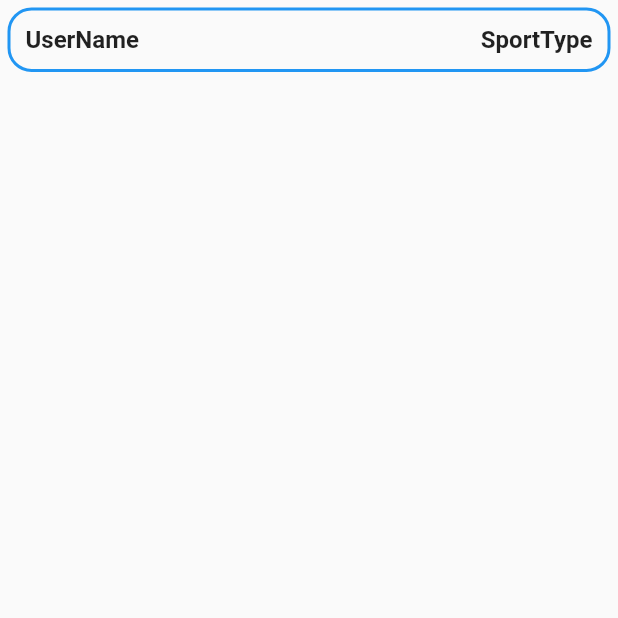
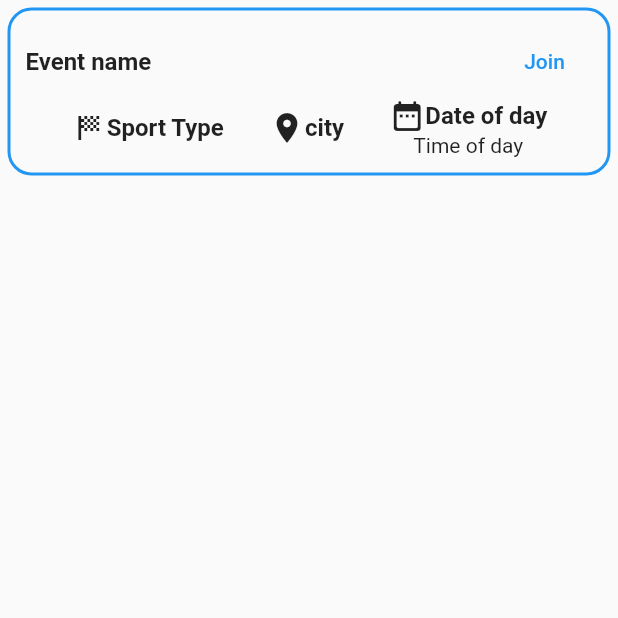
Before and after one commit to yusufabdo20/sporty, a Flutter app: the screen it shows after launch, on a phone screen of 412 x 824 dp, the top half of it. Run offline on Flutter 3.47's test engine with Material 2 defaults, Android fonts, the phone set to English and light mode, and no system bars; our stand-ins replace animated_splash_screen, firebase_core; accounts and stored records are empty.

Commit message:
creat event widget

```diff
--- a/lib/screens/home_screen.dart
+++ b/lib/screens/home_screen.dart
@@ -1,4 +1,7 @@
 import 'package:flutter/material.dart';
+
+import '../widgets/custom_button.dart';
+import '../widgets/custom_event_item.dart';
 
 class HomeScreen extends StatelessWidget {
   const HomeScreen({super.key});
@@ -8,40 +11,14 @@ class HomeScreen extends StatelessWidget {
   Widget build(BuildContext context) {
     return Scaffold(
       body: SafeArea(
-        child: Column(
+        child: ListView(
           children: [
-            Center(
-              child: Container(
-                margin: const EdgeInsets.all(5),
-                padding: const EdgeInsets.all(10),
-                decoration: BoxDecoration(
-                  borderRadius: BorderRadius.all(Radius.circular(16)),
-                    border: Border.all(
-                  color: Colors.blue,
-                  width: 2.0,
-                )),
-                child: const Column(
-                  mainAxisAlignment: MainAxisAlignment.center,
-                  children: [
-                    Row(
-                      mainAxisAlignment: MainAxisAlignment.spaceBetween,
-                      children: [
-                        Text(
-                          "UserName",
-                          style: TextStyle(
-                              fontWeight: FontWeight.bold, fontSize: 16),
-                        ),
-                        Text(
-                          "SportType",
-                          style: TextStyle(
-                              fontWeight: FontWeight.bold, fontSize: 16),
-                        ),
-                      ],
-                    ),
-                  ],
-                ),
-              ),
-            ),
+            EventItem(
+                eventName: "Event name",
+                sportType: "Sport Type",
+                city: "city",
+                date: "Date of day",
+                time: "Time of day"),
           ],
         ),
       ),
--- /dev/null
+++ b/lib/widgets/custom_event_item.dart
@@ -0,0 +1,94 @@
+
+import 'package:flutter/material.dart';
+
+class EventItem extends StatelessWidget {
+   EventItem({
+    super.key,
+    required this.eventName ,
+    required this.sportType ,
+    required this.city ,
+    required this.date ,
+    required this.time ,
+  });
+String eventName;
+String sportType;
+String city;
+String date;
+String time;
+
+  @override
+  Widget build(BuildContext context) {
+    return Container(
+      margin: const EdgeInsets.all(5),
+      padding: const EdgeInsets.all(10),
+      decoration: BoxDecoration(
+          borderRadius: BorderRadius.all(Radius.circular(16)),
+          border: Border.all(
+            color: Colors.blue,
+            width: 2.0,
+          )),
+      child: Column(
+        mainAxisAlignment: MainAxisAlignment.center,
+        crossAxisAlignment: CrossAxisAlignment.start,
+        children: [
+          Row(
+            mainAxisAlignment: MainAxisAlignment.spaceBetween,
+            children: [
+              Text(
+               eventName,
+                style: TextStyle(
+                  fontWeight: FontWeight.bold,
+                  fontSize: 16,
+                ),
+              ),
+              TextButton(
+                onPressed: () {},
+                child: Text("Join"),
+              ),
+            ],
+          ),
+          Row(
+            mainAxisAlignment: MainAxisAlignment.spaceEvenly,
+            children: [
+              Row(
+                children: [
+                  Icon(Icons.sports_score_outlined),
+                  Text(
+                    sportType,
+                    style: TextStyle(
+                        fontWeight: FontWeight.bold, fontSize: 16),
+                  ),
+                ],
+              ),
+              Row(
+                children: [
+                  Icon(Icons.location_on_sharp),
+                  Text(
+                    city,
+                    style: TextStyle(
+                        fontWeight: FontWeight.bold, fontSize: 16),
+                  ),
+                ],
+              ),
+              Column(
+                children: [
+                  Row(
+                    children: [
+                      Icon(Icons.date_range_rounded),
+                      Text(
+                        date,
+                        style: TextStyle(
+                            fontWeight: FontWeight.bold, fontSize: 16),
+                      ),
+                    ],
+                  ),
+                  Text(time),
+                ],
+              ),
+            ],
+          ),
+        ],
+      ),
+    );
+  }
+}
```
